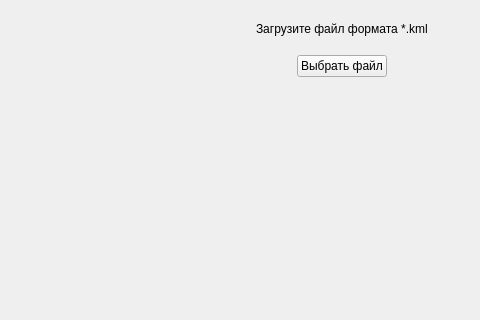
The window that view.ui (safosaffers/KMLViewer) describes before a commit, drawn with Qt 5; both pictures show x 320 to 800 and y 0 to 320 of the 800 by 600 pixel window.
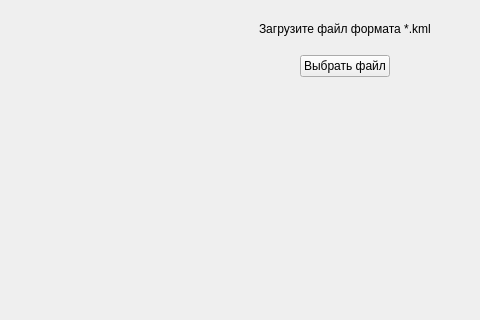
The same window after the commit.

Commit message: Implement file uploads within QFileDIalog and emit signal with chosen filePath

Diff of the .ui file:
```diff
--- a/view.ui
+++ b/view.ui
@@ -16,7 +16,7 @@
   <widget class="QWidget" name="centralwidget">
    <layout class="QHBoxLayout" name="horizontalLayout_2">
     <item>
-     <layout class="QHBoxLayout" name="horizontalLayout" stretch="8,4">
+     <layout class="QHBoxLayout" name="horizontalLayout" stretch="8,0">
       <item>
        <widget class="QWidget" name="glwidget" native="true"/>
       </item>
```
Left out of the diff: 2 changed lines with no effect on the pictures. The commit also changes 2 other files.
